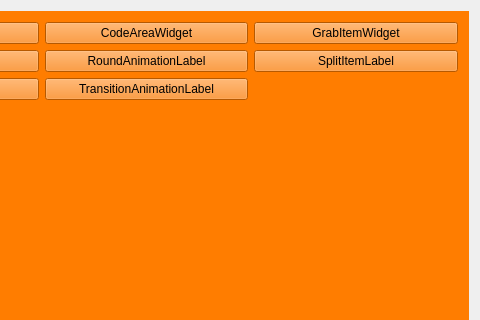
Before: the Qt Designer form TTKExample/mainwindow.ui in Greedysky/TTKWidgetTools, drawn with Qt 5; both pictures show x 295 to 775 and y 0 to 320 of the 775 by 438 pixel window.
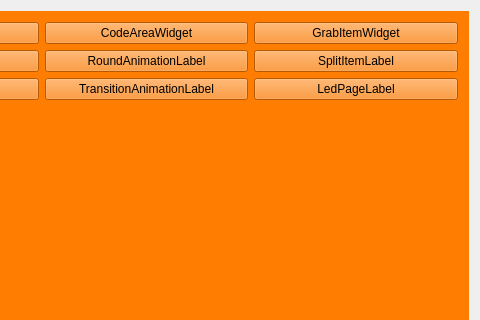
After: the same form once the commit is applied. The open tabs and pages were chosen to show the change. Icons and pictures are not drawn.

Commit message: Update led page label[012520]

Patch:
```diff
--- a/TTKExample/mainwindow.ui
+++ b/TTKExample/mainwindow.ui
@@ -271,6 +271,13 @@
           </property>
          </widget>
         </item>
+        <item row="2" column="2">
+         <widget class="QPushButton" name="ledPageLabel">
+          <property name="text">
+           <string>LedPageLabel</string>
+          </property>
+         </widget>
+        </item>
         <item row="3" column="0">
          <spacer name="verticalSpacer_2">
           <property name="orientation">
```
The commit also changes 6 other files.
